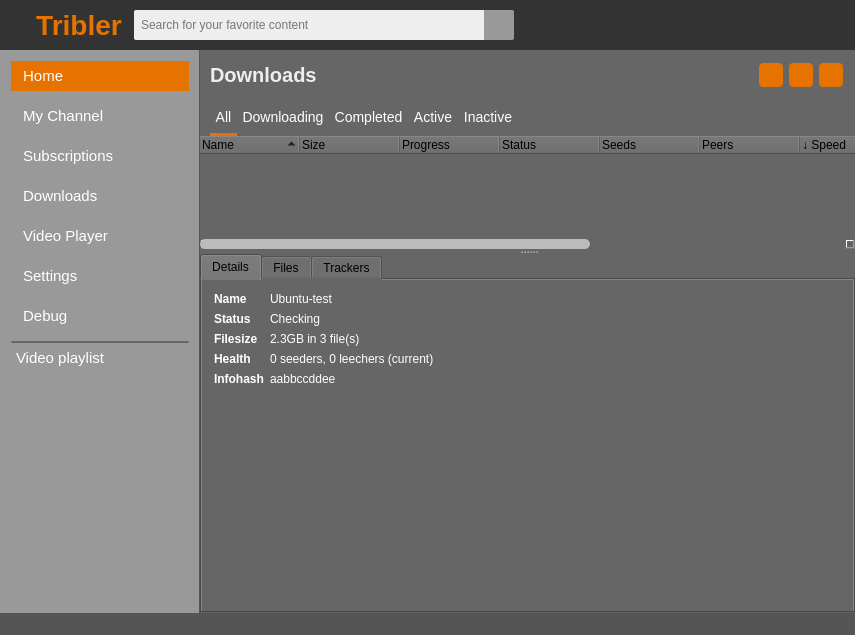
Qt form TriblerGUI/qt_resources/mainwindow.ui (Tribler/tribler) before a commit.
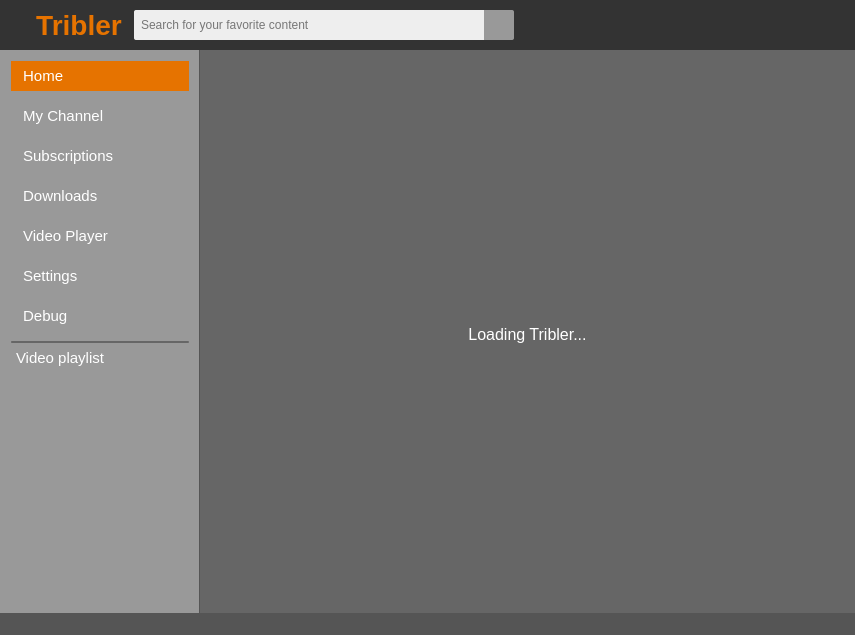
The same form after that commit. Icons and pictures are not drawn. Custom widgets are drawn as their Qt base class.

What changed in the file:
```diff
--- a/TriblerGUI/qt_resources/mainwindow.ui
+++ b/TriblerGUI/qt_resources/mainwindow.ui
@@ -873,7 +873,7 @@
       <item>
        <widget class="QStackedWidget" name="stackedWidget">
         <property name="currentIndex">
-         <number>7</number>
+         <number>9</number>
         </property>
         <widget class="HomePage" name="home_page">
          <layout class="QVBoxLayout" name="verticalLayout">
@@ -893,7 +893,7 @@
            <number>0</number>
           </property>
           <item>
-           <widget class="QLabel" name="label_26">
+           <widget class="QLabel" name="home_recommended_label">
             <property name="styleSheet">
              <string notr="true">color: white;
 font-weight: bold;
@@ -7038,8 +7038,8 @@
                       <rect>
                        <x>0</x>
                        <y>0</y>
-                       <width>647</width>
-                       <height>337</height>
+                       <width>276</width>
+                       <height>136</height>
                       </rect>
                      </property>
                      <layout class="QFormLayout" name="formLayout_4">
@@ -7489,6 +7489,74 @@
           </item>
          </layout>
         </widget>
+        <widget class="LoadingPage" name="loading_page">
+         <layout class="QVBoxLayout" name="verticalLayout">
+          <property name="leftMargin">
+           <number>0</number>
+          </property>
+          <property name="topMargin">
+           <number>0</number>
+          </property>
+          <property name="rightMargin">
+           <number>0</number>
+          </property>
+          <property name="bottomMargin">
+           <number>0</number>
+          </property>
+          <item>
+           <widget class="QGraphicsView" name="loading_svg_view">
+            <property name="styleSheet">
+             <string notr="true">border: none;</string>
+            </property>
+           </widget>
+          </item>
+          <item>
+           <widget class="QLabel" name="label_26">
+            <property name="sizePolicy">
+             <sizepolicy hsizetype="Preferred" vsizetype="Preferred">
+              <horstretch>0</horstretch>
+              <verstretch>0</verstretch>
+             </sizepolicy>
+            </property>
+            <property name="minimumSize">
+             <size>
+              <width>0</width>
+              <height>0</height>
+             </size>
+            </property>
+            <property name="maximumSize">
+             <size>
+              <width>16777215</width>
+              <height>16777215</height>
+             </size>
+            </property>
+            <property name="styleSheet">
+             <string notr="true">color: white;
+font-size: 16px;</string>
+            </property>
+            <property name="text">
+             <string>Loading Tribler...</string>
+            </property>
+            <property name="alignment">
+             <set>Qt::AlignCenter</set>
+            </property>
+           </widget>
+          </item>
+          <item>
+           <spacer name="verticalSpacer_7">
+            <property name="orientation">
+             <enum>Qt::Vertical</enum>
+            </property>
+            <property name="sizeHint" stdset="0">
+             <size>
+              <width>20</width>
+              <height>40</height>
+             </size>
+            </property>
+           </spacer>
+          </item>
+         </layout>
+        </widget>
        </widget>
       </item>
      </layout>
@@ -7612,6 +7680,12 @@
    <header>createtorrentpage.h</header>
    <container>1</container>
   </customwidget>
+  <customwidget>
+   <class>LoadingPage</class>
+   <extends>QWidget</extends>
+   <header>loadingpage.h</header>
+   <container>1</container>
+  </customwidget>
  </customwidgets>
  <resources/>
  <connections>
```
